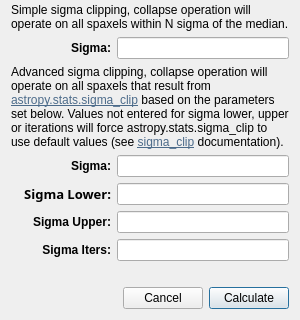
Qt form cubeviz/tools/collapse.ui (spacetelescope/cubeviz) before a commit; both pictures show x 0 to 300 and y 256 to 576 of the 300 by 576 pixel window.
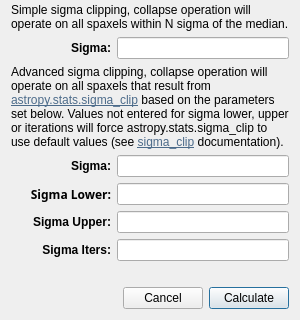
The same form after that commit.

Commit message: Remove extraneous "pointsize" from collapse.ui

What changed in the file:
```diff
--- a/cubeviz/tools/collapse.ui
+++ b/cubeviz/tools/collapse.ui
@@ -348,7 +348,6 @@
          <property name="font">
           <font>
            <family>Akaash</family>
-           <pointsize>10</pointsize>
            <weight>75</weight>
            <bold>true</bold>
           </font>
```
